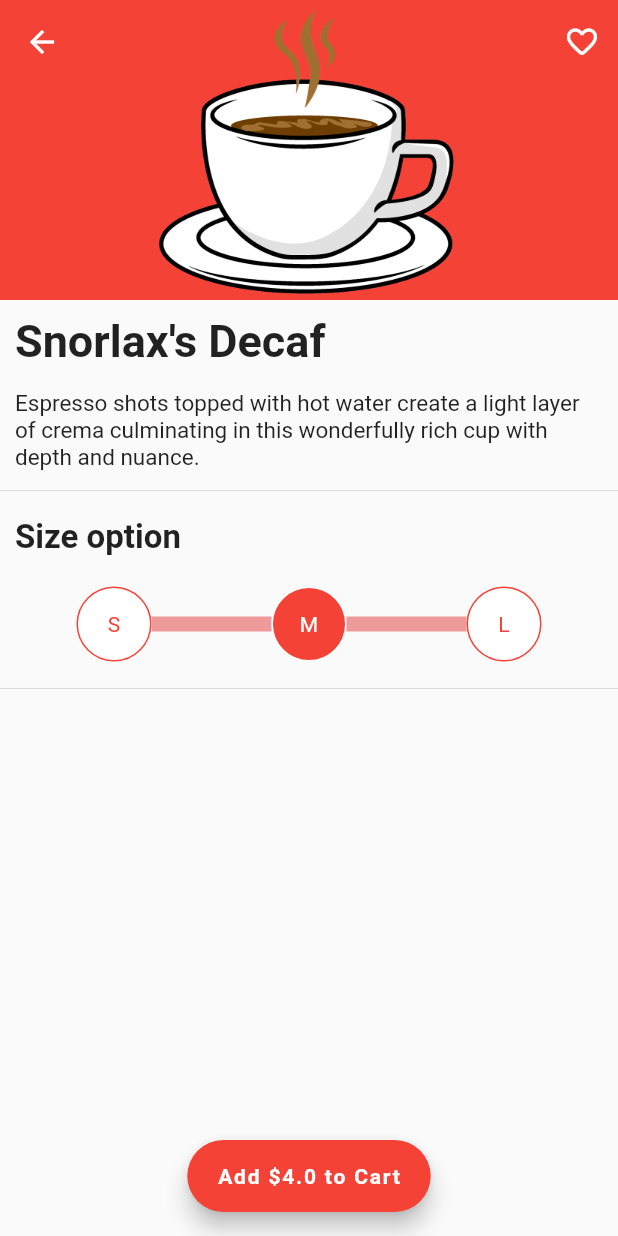
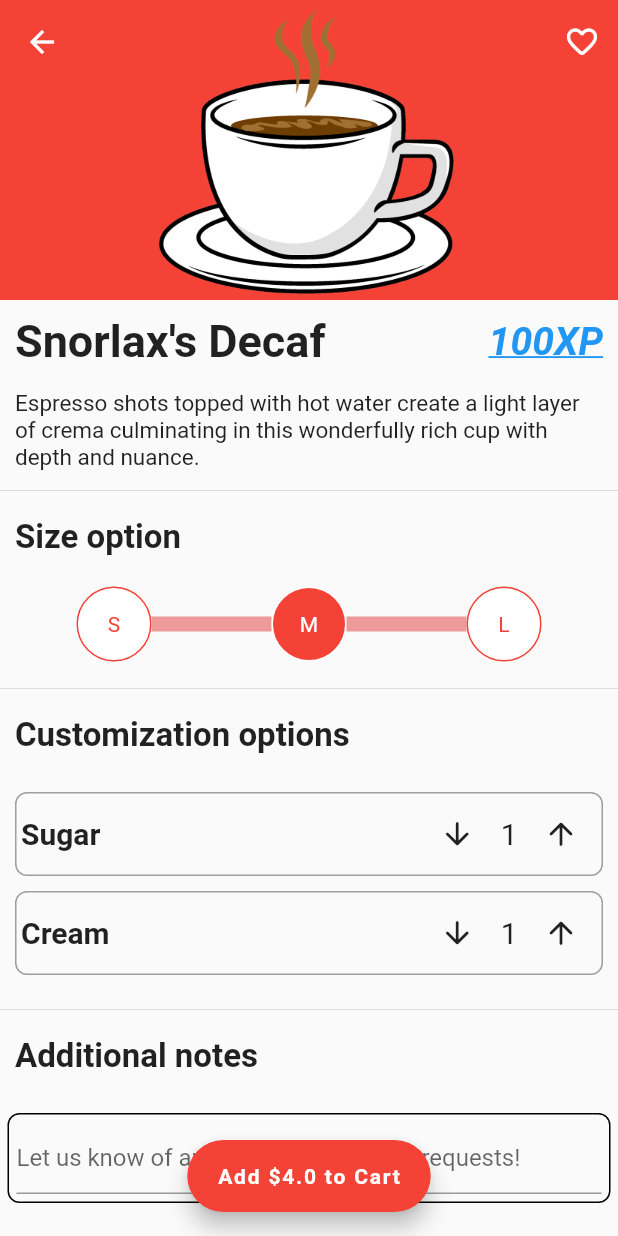
Before and after one commit to CrownPab/PokemonCafe, a Flutter app: the screen it shows after launch, after a tap on an icon or button, on a phone screen of 412 x 824 dp. Run offline on Flutter 3.47's test engine with Material 2 defaults, Android fonts, the light colour scheme and no system bars.

Commit message:
update product page

```diff
--- /dev/null
+++ b/lib/ui/product/amount_selector.dart
@@ -0,0 +1,64 @@
+import 'package:flutter/material.dart';
+import 'package:flutter/widgets.dart';
+
+class AmountSelector extends StatelessWidget {
+  final int amount;
+  final String title;
+  final Function(int) callback;
+  final int maxAmount;
+
+  AmountSelector(
+      {Key? key,
+      required this.amount,
+      required this.title,
+      required this.callback,
+      this.maxAmount = 20})
+      : super(key: key);
+
+  Widget _amountController() {
+    return Container(
+      child: Row(
+        children: [
+          IconButton(
+              onPressed: amount - 1 < 0 ? null : () => callback(amount - 1),
+              icon: const Icon(Icons.arrow_downward_rounded)),
+          const SizedBox(
+            width: 5.0,
+          ),
+          Text(
+            amount.toString(),
+            style: const TextStyle(fontSize: 20),
+          ),
+          const SizedBox(
+            width: 5.0,
+          ),
+          IconButton(
+              onPressed:
+                  amount + 1 == maxAmount ? null : () => callback(amount + 1),
+              icon: const Icon(Icons.arrow_upward_rounded)),
+        ],
+      ),
+    );
+  }
+
+  @override
+  Widget build(BuildContext context) {
+    return Container(
+      margin: const EdgeInsets.symmetric(horizontal: 10.0, vertical: 5.0),
+      padding: const EdgeInsets.all(3.0),
+      child: Row(
+        mainAxisAlignment: MainAxisAlignment.spaceBetween,
+        children: [
+          Text(
+            title,
+            style: const TextStyle(fontSize: 20, fontWeight: FontWeight.bold),
+          ),
+          _amountController()
+        ],
+      ),
+      decoration: BoxDecoration(
+          border: Border.all(color: Colors.grey),
+          borderRadius: BorderRadius.circular(8.0)),
+    );
+  }
+}
--- /dev/null
+++ b/lib/ui/product/notes_field.dart
@@ -0,0 +1,30 @@
+import 'package:flutter/material.dart';
+
+// there was a reason i made this stateful which I completely forget
+// but im sure itll come back to me ... i hope
+class NotesField extends StatefulWidget {
+  final Function(String) callback;
+  NotesField({Key? key, required this.callback}) : super(key: key);
+
+  _NotesField createState() => _NotesField();
+}
+
+class _NotesField extends State<NotesField> {
+  final TextEditingController controller = TextEditingController();
+
+  @override
+  Widget build(BuildContext context) {
+    return Container(
+        margin: const EdgeInsets.all(5.0),
+        padding: const EdgeInsets.all(5.0),
+        child: TextField(
+          controller: controller,
+          onChanged: widget.callback,
+          maxLines: null,
+          decoration: const InputDecoration(
+              hintText: 'Let us know of any alergies or special requests!'),
+        ),
+        decoration: BoxDecoration(
+            border: Border.all(), borderRadius: BorderRadius.circular(8.0)));
+  }
+}
--- a/lib/ui/product_page.dart
+++ b/lib/ui/product_page.dart
@@ -1,6 +1,9 @@
 import 'package:flutter/material.dart';
 import 'package:pokemon_cafe/data/menu_item.dart';
+import 'package:pokemon_cafe/ui/product/amount_selector.dart';
+import 'package:pokemon_cafe/ui/product/notes_field.dart';
 import 'package:pokemon_cafe/ui/product/size_selector.dart';
+import 'package:pokemon_cafe/ui/shared/xp_text.dart';
 
 class ProductPage extends StatefulWidget {
   final MenuItem menuItem;
@@ -12,10 +15,21 @@ class ProductPage extends StatefulWidget {
 
 class _ProductPage extends State<ProductPage> {
   int selectedSize = 1;
+  String notesText = "";
+  Map<String, int> customizationOptions = {
+    'Sugar': 1,
+    'Cream': 1,
+  };
 
   void _onSelectSize(int index) {
     setState(() {
       selectedSize = index;
+    });
+  }
+
+  void _onUpdateAddons(String key, int amount) {
+    setState(() {
+      customizationOptions[key] = amount;
     });
   }
 
@@ -37,7 +51,7 @@ class _ProductPage extends State<ProductPage> {
         const SizedBox(
           height: 10,
         ),
-        Divider()
+        const Divider()
       ],
     );
   }
@@ -48,11 +62,17 @@ class _ProductPage extends State<ProductPage> {
       children: [
         Container(
             padding: const EdgeInsets.all(10.0),
-            child: Text(
-              widget.menuItem.name,
-              textAlign: TextAlign.left,
-              style: const TextStyle(fontWeight: FontWeight.bold, fontSize: 30),
-            )),
+            child: Row(
+                mainAxisAlignment: MainAxisAlignment.spaceBetween,
+                children: [
+                  Text(
+                    widget.menuItem.name,
+                    textAlign: TextAlign.left,
+                    style: const TextStyle(
+                        fontWeight: FontWeight.bold, fontSize: 30),
+                  ),
+                  XPText(widget.menuItem.xp),
+                ])),
         Container(
             padding:
                 const EdgeInsets.symmetric(horizontal: 10.0, vertical: 5.0),
@@ -65,6 +85,18 @@ class _ProductPage extends State<ProductPage> {
         const Divider()
       ],
     );
+  }
+
+  Widget _infoFooter() {
+    return Container(
+        color: Colors.red,
+        child: DefaultTextStyle(
+            style: const TextStyle(color: Colors.white),
+            child: _controllerWrapper(
+                'Ingredients',
+                Container(
+                    padding: const EdgeInsets.only(left: 10.0, bottom: 70.0),
+                    child: Text(widget.menuItem.ingredients.join(', '))))));
   }
 
   @override
@@ -96,7 +128,20 @@ class _ProductPage extends State<ProductPage> {
               _controllerWrapper(
                   'Size option',
                   SizeSelector(
-                      selection: selectedSize, callback: _onSelectSize))
+                      selection: selectedSize, callback: _onSelectSize)),
+              _controllerWrapper(
+                  'Customization options',
+                  Column(
+                      children: customizationOptions.entries
+                          .map((e) => AmountSelector(
+                              amount: e.value,
+                              title: e.key,
+                              callback: (updatedAmount) =>
+                                  _onUpdateAddons(e.key, updatedAmount)))
+                          .toList())),
+              _controllerWrapper('Additional notes',
+                  NotesField(callback: (value) => notesText = value)),
+              _infoFooter()
             ]))
           ],
         ),
--- /dev/null
+++ b/lib/ui/shared/xp_text.dart
@@ -0,0 +1,17 @@
+import 'package:flutter/material.dart';
+
+class XPText extends StatelessWidget {
+  final int xp;
+  XPText(this.xp);
+
+  @override
+  Widget build(BuildContext context) {
+    return Text(xp.toString() + 'XP',
+        style: const TextStyle(
+            color: Colors.blue,
+            fontWeight: FontWeight.bold,
+            fontStyle: FontStyle.italic,
+            fontSize: 26,
+            decoration: TextDecoration.underline));
+  }
+}
```
